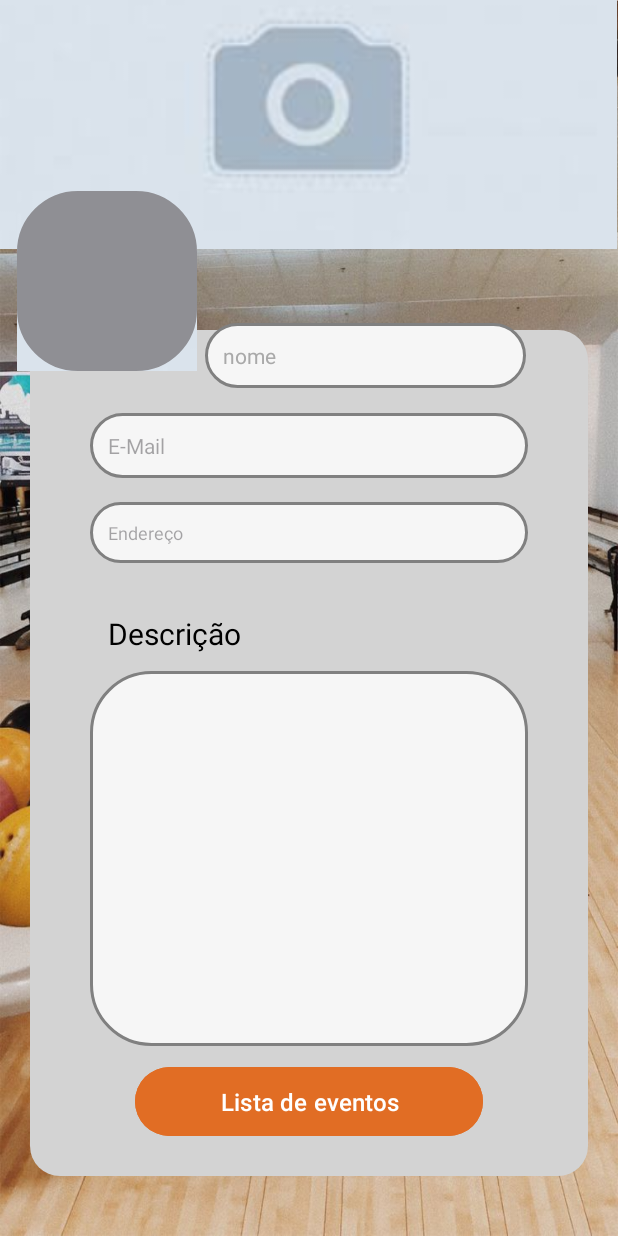
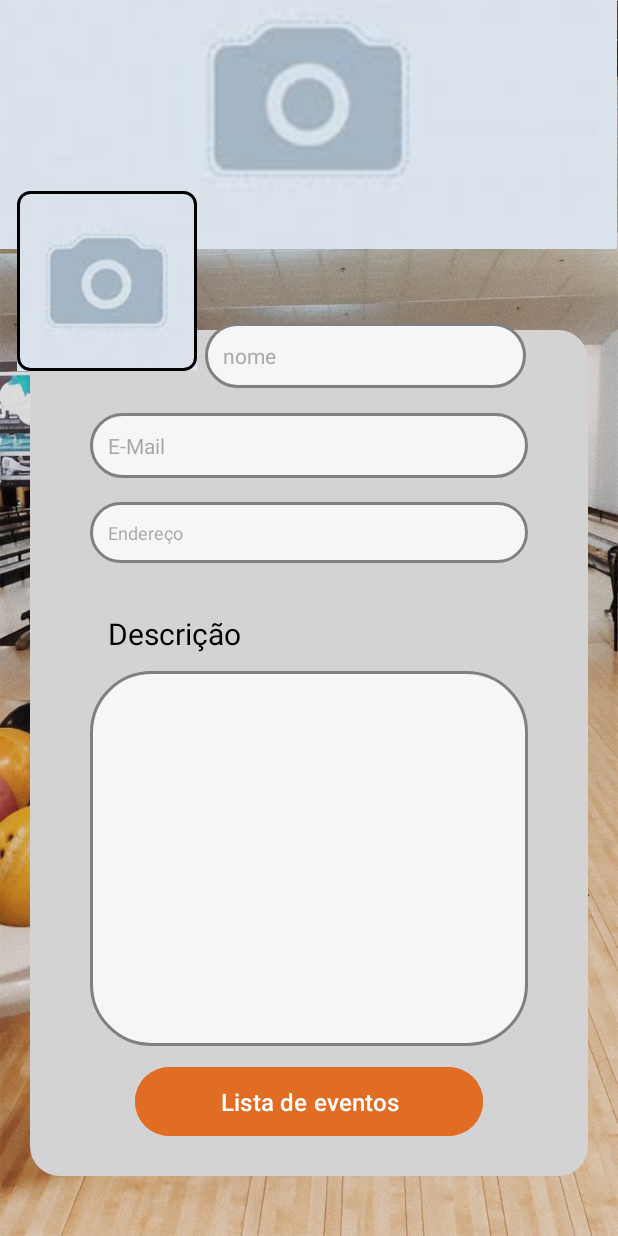
Before and after one commit to PedroFPer/Vai_pra_onde, an Android app: the PerfilEmpresa screen opened directly, with no data from a screen before it, on a phone screen of 412 x 824 dp. Run offline under Robolectric (Android 15) with nearby library versions, the phone set to English and light mode, and no system bars.

Commit message:
borda adicionada

```diff
--- /dev/null
+++ b/vaipraonde/app/src/main/res/drawable/borda.xml
@@ -0,0 +1,8 @@
+<?xml version="1.0" encoding="utf-8"?>
+<shape xmlns:android="http://schemas.android.com/apk/res/android">
+    <solid android:color="@color/transparente"/>
+    <stroke
+        android:width="2dp"
+        android:color="@color/black"/>
+    <corners android:radius="8dp"/>
+</shape>
--- a/vaipraonde/app/src/main/res/layout/activity_perfil_empresa.xml
+++ b/vaipraonde/app/src/main/res/layout/activity_perfil_empresa.xml
@@ -156,7 +156,7 @@
     <View
         android:layout_width="120dp"
         android:layout_height="120dp"
-        android:background="@drawable/caixa2"
+        android:background="@drawable/borda"
        app:layout_constraintStart_toStartOf="@+id/imgp"
         app:layout_constraintTop_toTopOf="@id/imgp"
 
```
